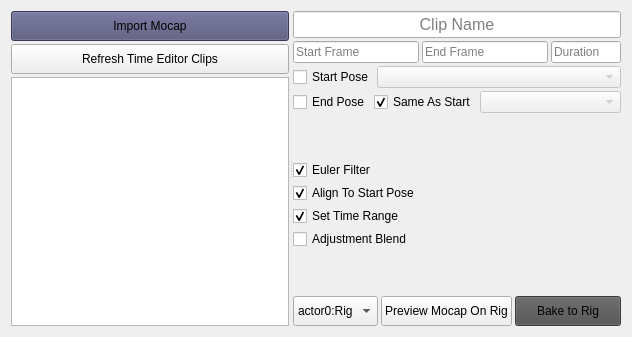
Qt form mocap_clipper/ui/mocap_clipper_widget.ui (rBrenick/mocap-clipper) before a commit.
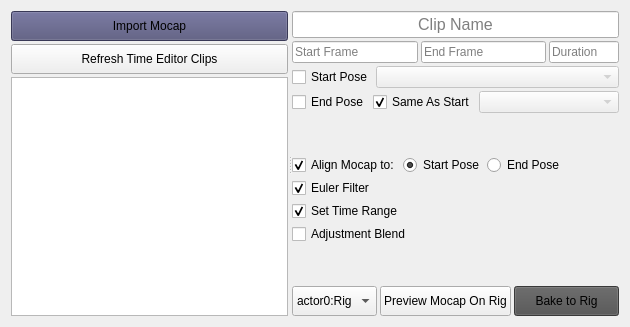
The same form after that commit.

Commit message: updated mocap alignment setup

```diff
--- a/mocap_clipper/ui/mocap_clipper_widget.ui
+++ b/mocap_clipper/ui/mocap_clipper_widget.ui
@@ -6,8 +6,8 @@
    <rect>
     <x>0</x>
     <y>0</y>
-    <width>632</width>
-    <height>337</height>
+    <width>630</width>
+    <height>327</height>
    </rect>
   </property>
   <property name="windowTitle">
@@ -256,6 +256,50 @@
          </item>
          <item>
           <layout class="QVBoxLayout" name="bake_settings_layout">
+           <item>
+            <layout class="QHBoxLayout" name="horizontalLayout">
+             <item>
+              <widget class="QCheckBox" name="align_mocap_CHK">
+               <property name="text">
+                <string>Align Mocap to:</string>
+               </property>
+               <property name="checked">
+                <bool>true</bool>
+               </property>
+              </widget>
+             </item>
+             <item>
+              <widget class="QRadioButton" name="align_to_start_pose_RB">
+               <property name="text">
+                <string>Start Pose</string>
+               </property>
+               <property name="checked">
+                <bool>true</bool>
+               </property>
+              </widget>
+             </item>
+             <item>
+              <widget class="QRadioButton" name="align_to_end_pose_RB">
+               <property name="text">
+                <string>End Pose</string>
+               </property>
+              </widget>
+             </item>
+             <item>
+              <spacer name="horizontalSpacer">
+               <property name="orientation">
+                <enum>Qt::Horizontal</enum>
+               </property>
+               <property name="sizeHint" stdset="0">
+                <size>
+                 <width>0</width>
+                 <height>20</height>
+                </size>
+               </property>
+              </spacer>
+             </item>
+            </layout>
+           </item>
            <item>
             <widget class="QCheckBox" name="euler_filter_CHK">
              <property name="text">
@@ -266,16 +310,6 @@
              </property>
             </widget>
            </item>
-           <item>
-            <widget class="QCheckBox" name="align_to_start_pose_CHK">
-             <property name="text">
-              <string>Align To Start Pose</string>
-             </property>
-             <property name="checked">
-              <bool>true</bool>
-             </property>
-            </widget>
-           </item>
            <item>
             <widget class="QCheckBox" name="set_time_range_CHK">
              <property name="text">
```
The commit also changes 4 other files.
